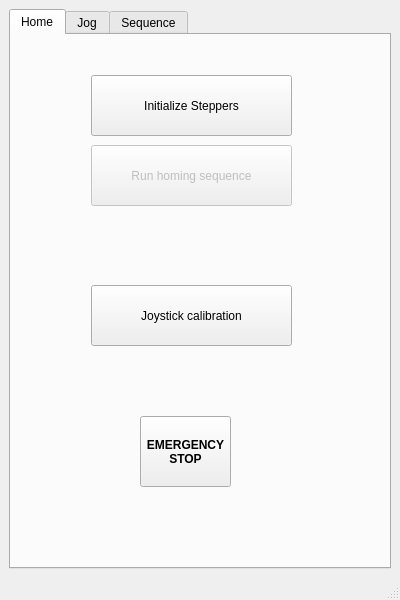
Qt form mainwindow.ui (stefan-frauenfelder/monochrom-workshop-camera-stand) before a commit.
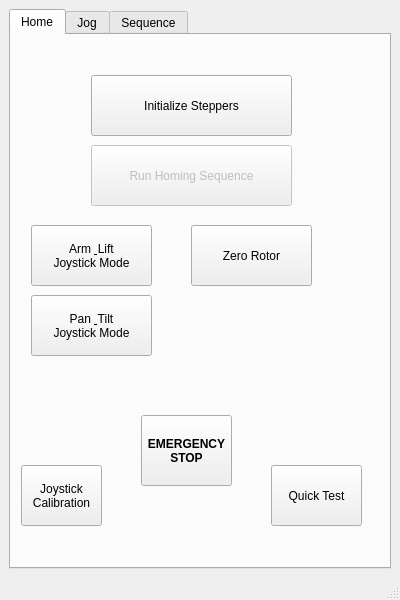
The same form after that commit.

Commit message: Fix I2C, improve joysticking, clean up FSM, add RGB button

The edit to the form file:
```diff
--- a/mainwindow.ui
+++ b/mainwindow.ui
@@ -53,27 +53,28 @@
          </rect>
         </property>
         <property name="text">
-         <string>Run homing sequence</string>
+         <string>Run Homing Sequence</string>
         </property>
        </widget>
        <widget class="QPushButton" name="joystick_calibration_button">
         <property name="geometry">
          <rect>
-          <x>80</x>
-          <y>250</y>
-          <width>201</width>
+          <x>10</x>
+          <y>430</y>
+          <width>81</width>
           <height>61</height>
          </rect>
         </property>
         <property name="text">
-         <string>Joystick calibration</string>
+         <string>Joystick
+Calibration</string>
         </property>
        </widget>
        <widget class="QPushButton" name="estop_button">
         <property name="geometry">
          <rect>
-          <x>129</x>
-          <y>381</y>
+          <x>130</x>
+          <y>380</y>
           <width>91</width>
           <height>71</height>
          </rect>
@@ -91,6 +92,60 @@
          <bool>false</bool>
         </property>
        </widget>
+       <widget class="QPushButton" name="arm_lift_joystick_mode_button">
+        <property name="geometry">
+         <rect>
+          <x>20</x>
+          <y>190</y>
+          <width>121</width>
+          <height>61</height>
+         </rect>
+        </property>
+        <property name="text">
+         <string>Arm &amp; Lift
+Joystick Mode</string>
+        </property>
+       </widget>
+       <widget class="QPushButton" name="zero_rotor_button">
+        <property name="geometry">
+         <rect>
+          <x>180</x>
+          <y>190</y>
+          <width>121</width>
+          <height>61</height>
+         </rect>
+        </property>
+        <property name="text">
+         <string>Zero Rotor</string>
+        </property>
+       </widget>
+       <widget class="QPushButton" name="pan_tilt_joystick_mode_button">
+        <property name="geometry">
+         <rect>
+          <x>20</x>
+          <y>260</y>
+          <width>121</width>
+          <height>61</height>
+         </rect>
+        </property>
+        <property name="text">
+         <string>Pan &amp; Tilt
+Joystick Mode</string>
+        </property>
+       </widget>
+       <widget class="QPushButton" name="quick_test_button">
+        <property name="geometry">
+         <rect>
+          <x>260</x>
+          <y>430</y>
+          <width>91</width>
+          <height>61</height>
+         </rect>
+        </property>
+        <property name="text">
+         <string>Quick Test</string>
+        </property>
+       </widget>
       </widget>
       <widget class="QWidget" name="jog_tab">
        <attribute name="title">
```
The commit also changes 15 other files.
